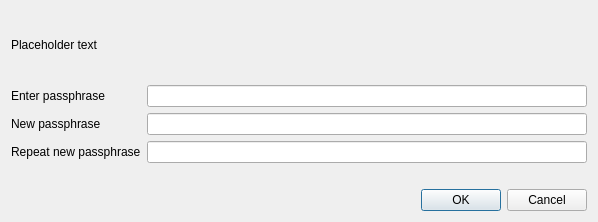
MassGrid/MassGrid, file src/qt/forms/askpassphrasedialog.ui: the form before one commit.
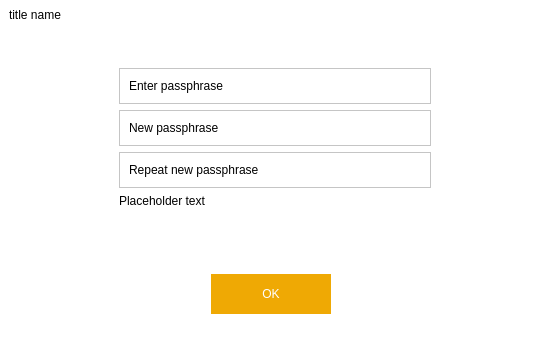
The form after the commit. Icons and pictures are not drawn.

Diff of the .ui file:
```diff
--- a/src/qt/forms/askpassphrasedialog.ui
+++ b/src/qt/forms/askpassphrasedialog.ui
@@ -6,8 +6,8 @@
    <rect>
     <x>0</x>
     <y>0</y>
-    <width>598</width>
-    <height>222</height>
+    <width>550</width>
+    <height>356</height>
    </rect>
   </property>
   <property name="sizePolicy">
@@ -25,74 +25,195 @@
   <property name="windowTitle">
    <string>Passphrase Dialog</string>
   </property>
+  <property name="styleSheet">
+   <string notr="true">QWidget{
+	background-color: rgb(255, 255, 255);
+}
+QLineEdit{
+border:hidden;
+background-color:rgb(255,255,255,0);
+}</string>
+  </property>
+  <layout class="QVBoxLayout" name="verticalLayout_2">
+   <property name="leftMargin">
+    <number>0</number>
+   </property>
+   <property name="topMargin">
+    <number>0</number>
+   </property>
+   <property name="rightMargin">
+    <number>0</number>
+   </property>
+   <property name="bottomMargin">
+    <number>9</number>
+   </property>
+   <item>
+    <layout class="QHBoxLayout" name="horizontalLayout_5">
+     <property name="leftMargin">
+      <number>9</number>
+     </property>
+     <item>
+      <widget class="QLabel" name="label_titleName">
+       <property name="text">
+        <string>title name</string>
+       </property>
+      </widget>
+     </item>
+     <item>
+      <spacer name="horizontalSpacer_3">
+       <property name="orientation">
+        <enum>Qt::Horizontal</enum>
+       </property>
+       <property name="sizeHint" stdset="0">
+        <size>
+         <width>40</width>
+         <height>20</height>
+        </size>
+       </property>
+      </spacer>
+     </item>
+     <item>
+      <widget class="QToolButton" name="cancelButton">
+       <property name="minimumSize">
+        <size>
+         <width>30</width>
+         <height>30</height>
+        </size>
+       </property>
+       <property name="maximumSize">
+        <size>
+         <width>30</width>
+         <height>30</height>
+        </size>
+       </property>
+       <property name="styleSheet">
+        <string notr="true">QToolButton{
+border:hidden;
+image: url(:/pic/res/pic/closeBtn.png);
+}
+</string>
+       </property>
+       <property name="text">
+        <string/>
+       </property>
+      </widget>
+     </item>
+    </layout>
+   </item>
+   <item>
+    <layout class="QGridLayout" name="gridLayout">
+     <item row="1" column="1">
   <layout class="QVBoxLayout" name="verticalLayout">
-   <property name="sizeConstraint">
-    <enum>QLayout::SetMinimumSize</enum>
-   </property>
    <item>
-    <widget class="QLabel" name="warningLabel">
-     <property name="text">
-      <string notr="true">Placeholder text</string>
-     </property>
-     <property name="textFormat">
-      <enum>Qt::RichText</enum>
-     </property>
-     <property name="wordWrap">
-      <bool>true</bool>
-     </property>
-    </widget>
-   </item>
+        <widget class="QFrame" name="frame">
+         <property name="frameShape">
+          <enum>QFrame::StyledPanel</enum>
+         </property>
+         <property name="frameShadow">
+          <enum>QFrame::Raised</enum>
+         </property>
+         <layout class="QHBoxLayout" name="horizontalLayout">
    <item>
-    <layout class="QFormLayout" name="formLayout">
-     <property name="sizeConstraint">
-      <enum>QLayout::SetMinimumSize</enum>
-     </property>
-     <property name="fieldGrowthPolicy">
-      <enum>QFormLayout::AllNonFixedFieldsGrow</enum>
-     </property>
-     <item row="0" column="0">
       <widget class="QLabel" name="passLabel1">
+            <property name="minimumSize">
+             <size>
+              <width>180</width>
+              <height>0</height>
+             </size>
+            </property>
        <property name="text">
         <string>Enter passphrase</string>
        </property>
       </widget>
      </item>
-     <item row="0" column="1">
+          <item>
       <widget class="QLineEdit" name="passEdit1">
        <property name="echoMode">
         <enum>QLineEdit::Password</enum>
        </property>
       </widget>
      </item>
-     <item row="1" column="0">
+         </layout>
+        </widget>
+       </item>
+       <item>
+        <widget class="QFrame" name="frame_2">
+         <property name="frameShape">
+          <enum>QFrame::StyledPanel</enum>
+         </property>
+         <property name="frameShadow">
+          <enum>QFrame::Raised</enum>
+         </property>
+         <layout class="QHBoxLayout" name="horizontalLayout_2">
+          <item>
       <widget class="QLabel" name="passLabel2">
+            <property name="minimumSize">
+             <size>
+              <width>180</width>
+              <height>0</height>
+             </size>
+            </property>
        <property name="text">
         <string>New passphrase</string>
        </property>
       </widget>
      </item>
-     <item row="1" column="1">
+          <item>
       <widget class="QLineEdit" name="passEdit2">
        <property name="echoMode">
         <enum>QLineEdit::Password</enum>
        </property>
       </widget>
      </item>
-     <item row="2" column="0">
+         </layout>
+        </widget>
+       </item>
+       <item>
+        <widget class="QFrame" name="frame_3">
+         <property name="frameShape">
+          <enum>QFrame::StyledPanel</enum>
+         </property>
+         <property name="frameShadow">
+          <enum>QFrame::Raised</enum>
+         </property>
+         <layout class="QHBoxLayout" name="horizontalLayout_3">
+          <item>
       <widget class="QLabel" name="passLabel3">
+            <property name="minimumSize">
+             <size>
+              <width>180</width>
+              <height>0</height>
+             </size>
+            </property>
        <property name="text">
         <string>Repeat new passphrase</string>
        </property>
       </widget>
      </item>
-     <item row="2" column="1">
+          <item>
       <widget class="QLineEdit" name="passEdit3">
        <property name="echoMode">
         <enum>QLineEdit::Password</enum>
        </property>
       </widget>
      </item>
-     <item row="3" column="1">
+         </layout>
+        </widget>
+       </item>
+       <item>
+        <widget class="QLabel" name="warningLabel">
+         <property name="text">
+          <string notr="true">Placeholder text</string>
+         </property>
+         <property name="textFormat">
+          <enum>Qt::RichText</enum>
+         </property>
+         <property name="wordWrap">
+          <bool>true</bool>
+         </property>
+        </widget>
+       </item>
+       <item>
       <widget class="QLabel" name="capsLabel">
        <property name="font">
         <font>
@@ -108,17 +229,151 @@
        </property>
       </widget>
      </item>
-    </layout>
+       <item>
+        <spacer name="verticalSpacer_2">
+         <property name="orientation">
+          <enum>Qt::Vertical</enum>
+         </property>
+         <property name="sizeHint" stdset="0">
+          <size>
+           <width>20</width>
+           <height>40</height>
+          </size>
+         </property>
+        </spacer>
+       </item>
+       <item>
+        <layout class="QHBoxLayout" name="horizontalLayout_6">
+         <property name="rightMargin">
+          <number>9</number>
+         </property>
+         <item>
+          <spacer name="horizontalSpacer_4">
+           <property name="orientation">
+            <enum>Qt::Horizontal</enum>
+           </property>
+           <property name="sizeHint" stdset="0">
+            <size>
+             <width>40</width>
+             <height>20</height>
+            </size>
+           </property>
+          </spacer>
    </item>
    <item>
     <widget class="QDialogButtonBox" name="buttonBox">
+           <property name="minimumSize">
+            <size>
+             <width>120</width>
+             <height>40</height>
+            </size>
+           </property>
+           <property name="maximumSize">
+            <size>
+             <width>120</width>
+             <height>40</height>
+            </size>
+           </property>
+           <property name="styleSheet">
+            <string notr="true">QPushButton{
+width:120;
+height:40;
+background-color: rgb(239, 169, 4);
+color: rgb(255, 255, 255);
+border:hidden;
+}</string>
+           </property>
      <property name="orientation">
       <enum>Qt::Horizontal</enum>
      </property>
      <property name="standardButtons">
-      <set>QDialogButtonBox::Cancel|QDialogButtonBox::Ok</set>
-     </property>
-    </widget>
+            <set>QDialogButtonBox::Ok</set>
+           </property>
+          </widget>
+         </item>
+         <item>
+          <spacer name="horizontalSpacer_5">
+           <property name="orientation">
+            <enum>Qt::Horizontal</enum>
+           </property>
+           <property name="sizeHint" stdset="0">
+            <size>
+             <width>40</width>
+             <height>20</height>
+            </size>
+           </property>
+          </spacer>
+         </item>
+        </layout>
+       </item>
+      </layout>
+     </item>
+     <item row="1" column="2">
+      <spacer name="horizontalSpacer_2">
+       <property name="orientation">
+        <enum>Qt::Horizontal</enum>
+       </property>
+       <property name="sizeHint" stdset="0">
+        <size>
+         <width>40</width>
+         <height>20</height>
+        </size>
+       </property>
+      </spacer>
+     </item>
+     <item row="0" column="1">
+      <spacer name="verticalSpacer">
+       <property name="orientation">
+        <enum>Qt::Vertical</enum>
+       </property>
+       <property name="sizeHint" stdset="0">
+        <size>
+         <width>20</width>
+         <height>40</height>
+        </size>
+       </property>
+      </spacer>
+     </item>
+     <item row="1" column="0">
+      <spacer name="horizontalSpacer">
+       <property name="orientation">
+        <enum>Qt::Horizontal</enum>
+       </property>
+       <property name="sizeHint" stdset="0">
+        <size>
+         <width>40</width>
+         <height>20</height>
+        </size>
+       </property>
+      </spacer>
+     </item>
+     <item row="2" column="1">
+      <spacer name="verticalSpacer_4">
+       <property name="orientation">
+        <enum>Qt::Vertical</enum>
+       </property>
+       <property name="sizeHint" stdset="0">
+        <size>
+         <width>20</width>
+         <height>40</height>
+        </size>
+       </property>
+      </spacer>
+     </item>
+    </layout>
+   </item>
+   <item>
+    <spacer name="verticalSpacer_3">
+     <property name="orientation">
+      <enum>Qt::Vertical</enum>
+     </property>
+     <property name="sizeHint" stdset="0">
+      <size>
+       <width>20</width>
+       <height>40</height>
+      </size>
+     </property>
+    </spacer>
    </item>
   </layout>
  </widget>
```
Lines whose indentation alone changed are shown as unchanged.
